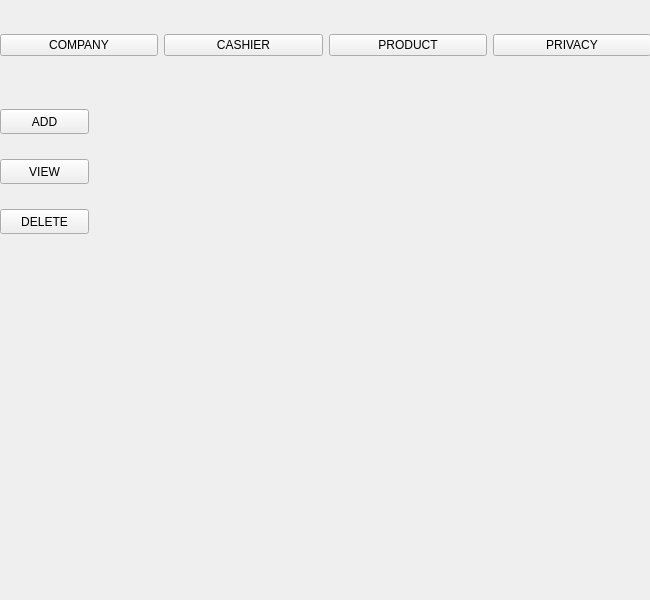
Old version of the form adminwindow.ui in the repository RamrajCh/SuperMarket-Billing-System.
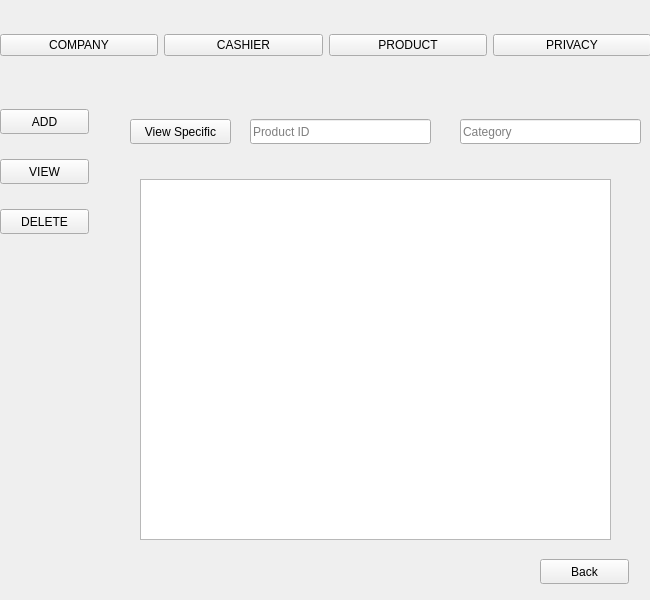
New version of the form. The open tabs and pages were chosen to show the change.

Patch:
```diff
--- a/adminwindow.ui
+++ b/adminwindow.ui
@@ -753,7 +753,76 @@
         </widget>
        </widget>
       </widget>
-      <widget class="QWidget" name="page_10"/>
+      <widget class="QWidget" name="page_10">
+       <widget class="QPushButton" name="backButton_2">
+        <property name="geometry">
+         <rect>
+          <x>440</x>
+          <y>460</y>
+          <width>89</width>
+          <height>25</height>
+         </rect>
+        </property>
+        <property name="text">
+         <string>Back</string>
+        </property>
+       </widget>
+       <widget class="QLineEdit" name="product_id">
+        <property name="geometry">
+         <rect>
+          <x>150</x>
+          <y>20</y>
+          <width>181</width>
+          <height>25</height>
+         </rect>
+        </property>
+        <property name="text">
+         <string/>
+        </property>
+        <property name="placeholderText">
+         <string>Product ID</string>
+        </property>
+       </widget>
+       <widget class="QTableView" name="productTable">
+        <property name="geometry">
+         <rect>
+          <x>40</x>
+          <y>80</y>
+          <width>471</width>
+          <height>361</height>
+         </rect>
+        </property>
+       </widget>
+       <widget class="QPushButton" name="specificButton_2">
+        <property name="geometry">
+         <rect>
+          <x>30</x>
+          <y>20</y>
+          <width>101</width>
+          <height>25</height>
+         </rect>
+        </property>
+        <property name="text">
+         <string>View Specific</string>
+        </property>
+       </widget>
+       <widget class="QLineEdit" name="product_category">
+        <property name="geometry">
+         <rect>
+          <x>360</x>
+          <y>20</y>
+          <width>181</width>
+          <height>25</height>
+         </rect>
+        </property>
+        <property name="text">
+         <string/>
+        </property>
+        <property name="placeholderText">
+         <string>Category</string>
+        </property>
+       </widget>
+      </widget>
       <widget class="QWidget" name="page_13">
        <widget class="QLineEdit" name="lineEdit">
         <property name="geometry">
```
Left out of the diff: 107 changed lines with no effect on the pictures.
